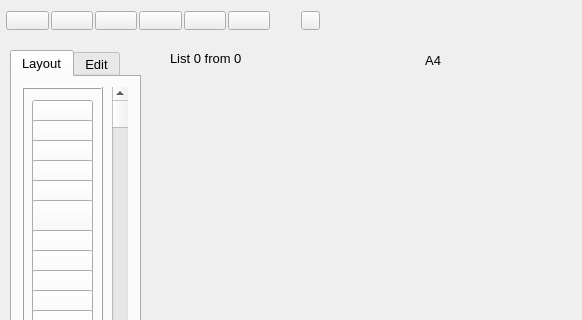
This is mainwindow.ui in viktand/vap4 as Qt 5 draws it before an edit; both pictures show x 0 to 582 and y 0 to 320 of the 582 by 642 pixel window. The edited form follows.
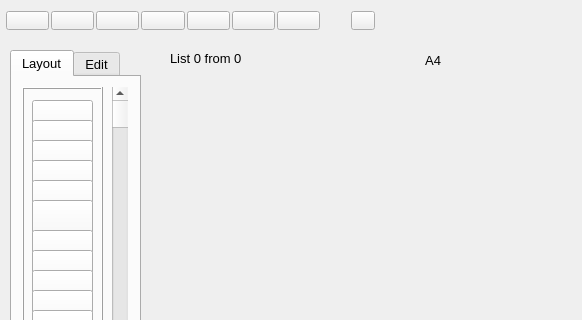
This is the edited form. Icons and pictures are not drawn.

```diff
--- a/mainwindow.ui
+++ b/mainwindow.ui
@@ -37,7 +37,7 @@
      <rect>
       <x>0</x>
       <y>0</y>
-      <width>281</width>
+      <width>331</width>
       <height>41</height>
      </rect>
     </property>
@@ -150,6 +150,23 @@
        </property>
       </widget>
      </item>
+     <item>
+      <widget class="QPushButton" name="pushButton_9">
+       <property name="text">
+        <string/>
+       </property>
+       <property name="icon">
+        <iconset resource="res.qrc">
+         <normaloff>:/new/prefix1/about</normaloff>:/new/prefix1/about</iconset>
+       </property>
+       <property name="iconSize">
+        <size>
+         <width>32</width>
+         <height>32</height>
+        </size>
+       </property>
+      </widget>
+     </item>
     </layout>
    </widget>
    <widget class="QFrame" name="sheet">
@@ -981,9 +998,9 @@
    <widget class="QWidget" name="horizontalLayoutWidget_2">
     <property name="geometry">
      <rect>
-      <x>290</x>
+      <x>340</x>
       <y>0</y>
-      <width>41</width>
+      <width>46</width>
       <height>41</height>
      </rect>
     </property>
```
Left out of the diff: 4 changed lines with no effect on the pictures.
